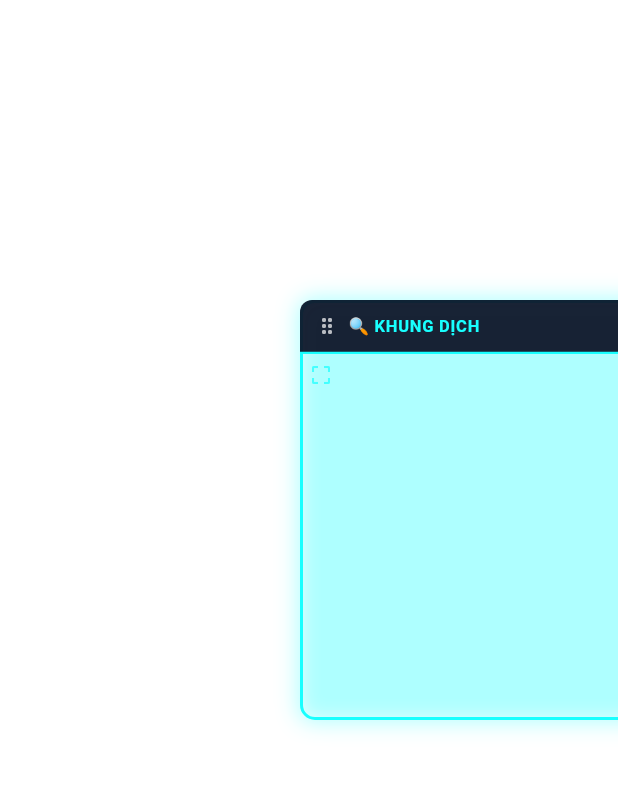
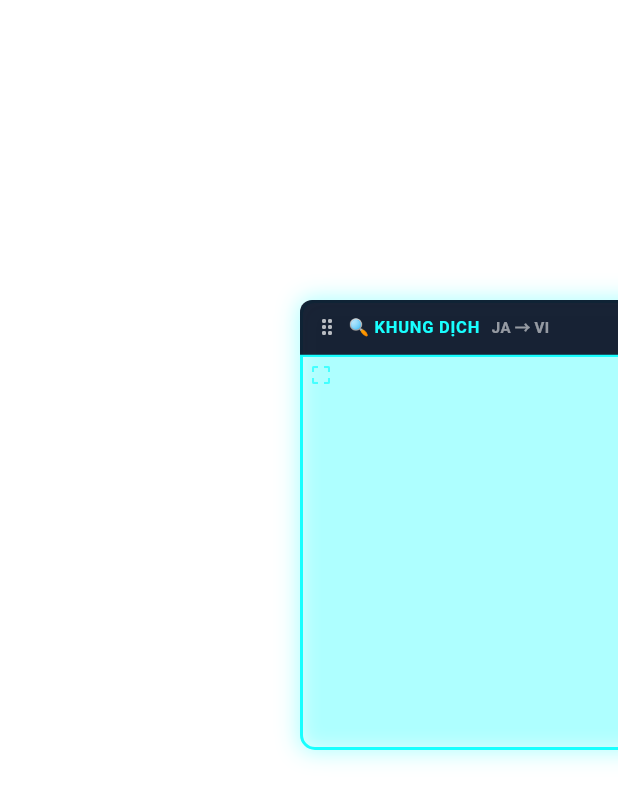
Before and after one commit to ManhLD-LDM/LingoFlow, a Flutter app: the screen it shows after launch, after a tap on "BẬT KHUNG DỊCH", on a phone screen of 412 x 824 dp. Shown: the top 802 px of the screen. Run offline on Flutter 3.47's test engine with Material 3 defaults, Android fonts, the phone set to English and light mode, and no system bars; our stand-ins replace dio, flutter_riverpod, shared_preferences; missing offline and left inert: hotkey_manager; Roboto replaces fonts that are missing (Segoe UI).

```diff
--- a/lib/data/datasources/remote/cloud_ocr_api.dart
+++ b/lib/data/datasources/remote/cloud_ocr_api.dart
@@ -1,5 +1,6 @@
 import 'dart:convert';
 import 'dart:typed_data';
+import 'dart:ui';
 import 'package:dio/dio.dart';
 import '../../../core/network/dio_client.dart';
 import '../../../domain/entities/ocr_result.dart';
@@ -7,7 +8,7 @@ import '../../../domain/entities/ocr_result.dart';
 class CloudOcrApi {
   final Dio _dio;
 
-  CloudOcrApi({Dio? dio}) : _dio = dio ?? DioClient().dio;
+  CloudOcrApi({Dio? dio}) : _dio = dio ?? DioClient.instance;
 
   static String _mapLanguageCode(String? lang) {
     final code = lang?.toLowerCase() ?? 'ja';
--- a/lib/presentation/widgets/floating_lens.dart
+++ b/lib/presentation/widgets/floating_lens.dart
@@ -21,7 +21,7 @@ class FloatingLens extends ConsumerStatefulWidget {
 class _FloatingLensState extends ConsumerState<FloatingLens> {
   // Lens position and dimensions on the global desktop screen
   Offset _position = const Offset(200, 200);
-  Size _size = const Size(500, 280);
+  Size _size = const Size(520, 300);
 
   bool _isLiveScanning = false;
   bool _isProcessing = false;
@@ -29,7 +29,7 @@ class _FloatingLensState extends ConsumerState<FloatingLens> {
 
   String _detectedOriginal = '';
   String _translatedResult = '';
-  String? _errorMessage;
+  String? _statusInfo;
 
   @override
   void initState() {
@@ -59,20 +59,20 @@ class _FloatingLensState extends ConsumerState<FloatingLens> {
       final interval = ref.read(settingsProvider).scanIntervalMs;
       _liveTimer?.cancel();
       _liveTimer = Timer.periodic(Duration(milliseconds: interval), (_) {
-        _captureAndTranslate();
+        _captureAndTranslate(isFromLive: true);
       });
-      _captureAndTranslate();
+      _captureAndTranslate(isFromLive: true);
     } else {
       _liveTimer?.cancel();
       _liveTimer = null;
     }
   }
 
-  Future<void> _captureAndTranslate() async {
+  Future<void> _captureAndTranslate({bool isFromLive = false}) async {
     if (_isProcessing) return;
     setState(() {
       _isProcessing = true;
-      _errorMessage = null;
+      if (!isFromLive) _statusInfo = 'Đang nhận diện & dịch...';
     });
 
     try {
@@ -91,6 +91,9 @@ class _FloatingLensState extends ConsumerState<FloatingLens> {
         if (mounted) {
           setState(() {
             _isProcessing = false;
+            if (!isFromLive && _translatedResult.isEmpty) {
+              _statusInfo = 'Không phát hiện thấy văn bản trong vùng này.';
+            }
           });
         }
         return;
@@ -126,13 +129,14 @@ class _FloatingLensState extends ConsumerState<FloatingLens> {
         setState(() {
           _detectedOriginal = cleanedText;
           _translatedResult = translated;
+          _statusInfo = null;
           _isProcessing = false;
         });
       }
     } catch (e) {
       if (mounted) {
         setState(() {
-          _errorMessage = e.toString();
+          _statusInfo = 'Lỗi: $e';
           _isProcessing = false;
         });
       }
@@ -201,7 +205,7 @@ class _FloatingLensState extends ConsumerState<FloatingLens> {
                       });
                     },
                     child: Container(
-                      height: 36,
+                      height: 38,
                       padding: const EdgeInsets.symmetric(horizontal: 10),
                       decoration: BoxDecoration(
                         color: const Color(0xFF0F172A).withValues(alpha: 0.95),
@@ -226,6 +230,11 @@ class _FloatingLensState extends ConsumerState<FloatingLens> {
                               letterSpacing: 0.5,
                             ),
                           ),
+                          const SizedBox(width: 8),
+                          Text(
+                            '${settings.sourceLanguage.toUpperCase()} → ${settings.targetLanguage.toUpperCase()}',
+                            style: const TextStyle(color: Colors.white54, fontSize: 10, fontWeight: FontWeight.w600),
+                          ),
                           const Spacer(),
 
                           // Single Translate Button
@@ -239,8 +248,8 @@ class _FloatingLensState extends ConsumerState<FloatingLens> {
                                 : const Icon(Icons.translate, color: Colors.cyanAccent, size: 18),
                             padding: EdgeInsets.zero,
                             constraints: const BoxConstraints(),
-                            tooltip: 'Dịch vùng này (Alt+S)',
-                            onPressed: _isProcessing ? null : _captureAndTranslate,
+                            tooltip: 'Dịch vùng này ngay (Alt+S)',
+                            onPressed: _isProcessing ? null : () => _captureAndTranslate(isFromLive: false),
                           ),
                           const SizedBox(width: 10),
 
@@ -403,20 +412,21 @@ class _FloatingLensState extends ConsumerState<FloatingLens> {
             ),
           ),
 
-        if (_errorMessage != null)
+        if (_statusInfo != null && _translatedResult.isEmpty)
           Positioned(
             left: _position.dx,
             top: _position.dy + _size.height + 6,
             width: _size.width,
             child: Container(
-              padding: const EdgeInsets.all(10),
+              padding: const EdgeInsets.symmetric(horizontal: 12, vertical: 8),
               decoration: BoxDecoration(
-                color: Colors.redAccent.withValues(alpha: 0.9),
+                color: const Color(0xFF1E293B).withValues(alpha: 0.95),
                 borderRadius: BorderRadius.circular(8),
+                border: Border.all(color: Colors.cyanAccent.withValues(alpha: 0.5)),
               ),
               child: Text(
-                'Lỗi: $_errorMessage',
-                style: const TextStyle(color: Colors.white, fontSize: 12),
+                _statusInfo!,
+                style: const TextStyle(color: Colors.cyanAccent, fontSize: 12),
               ),
             ),
           ),
```
Also changed, not shown: lib/data/repositories/ocr_repository_impl.dart (+50 -38 lines).
